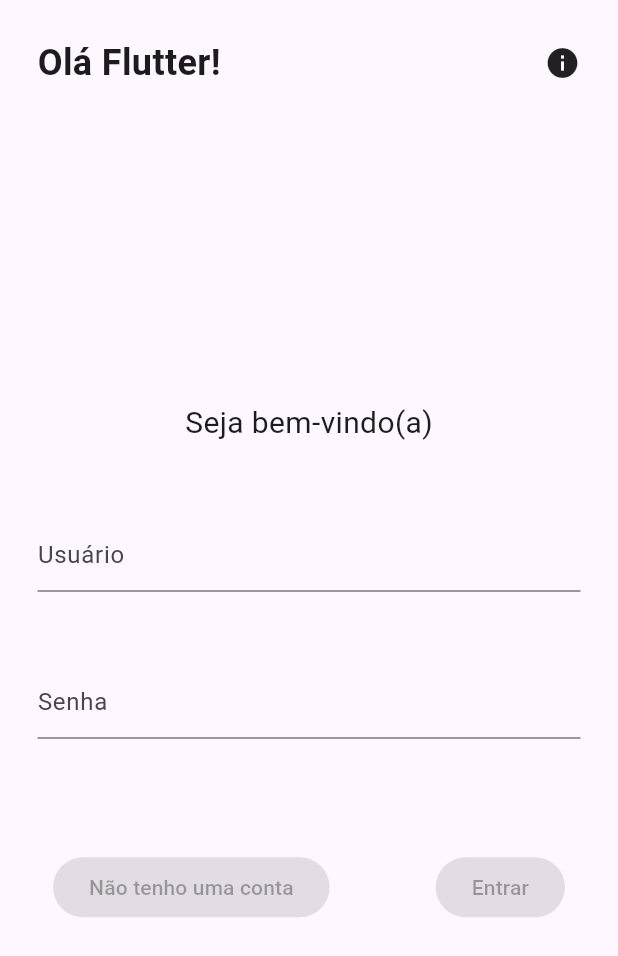
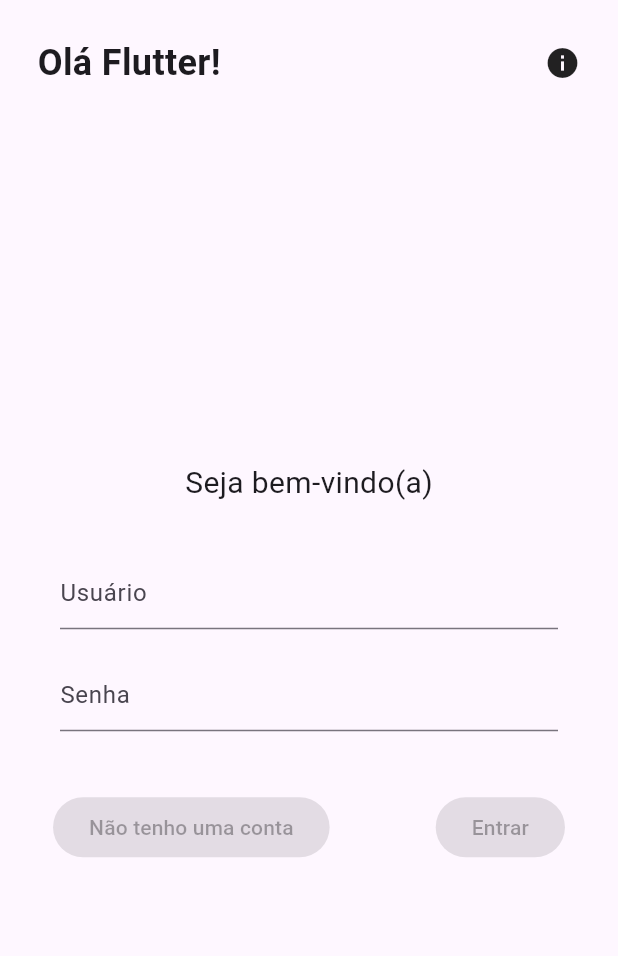
Before and after one commit to IsackAraujo/flutter-studies, a Flutter app: the TestScreen screen opened directly, on a phone screen of 412 x 824 dp. Shown: the top 956 px of the screen. Run offline on Flutter 3.47's test engine with Material 3 defaults, Android fonts, the phone set to English and light mode, and no system bars; missing offline and left inert: mysql1.

Commit message:
Margins in Flutter

```diff
--- a/lib/testeScreen.dart
+++ b/lib/loginPropotype.dart
@@ -8,7 +8,9 @@ class TestScreen extends StatelessWidget {
   @override
   Widget build(BuildContext context) {
     return Scaffold(
+
       body: SafeArea(
+
       child: Column(
         mainAxisAlignment: MainAxisAlignment.spaceBetween,
         children: [
@@ -35,9 +37,7 @@ class TestScreen extends StatelessWidget {
               )
             ),
 
-
           ]
-
 
           ),
 
@@ -53,8 +53,8 @@ class TestScreen extends StatelessWidget {
               ),
 
 
-              Padding(
-                padding: EdgeInsets.all(25),
+              Container(
+                margin: EdgeInsets.fromLTRB(40, 10, 40, 10),
                   child: TextField(
                     decoration: InputDecoration(
                       hintText: 'Usuário',
@@ -62,8 +62,8 @@ class TestScreen extends StatelessWidget {
                   ),
               ),
 
-              Padding(
-                padding: EdgeInsets.all(25),
+              Container(
+                margin: EdgeInsets.fromLTRB(40, 10, 40, 40),
                   child: TextField(
                     decoration: InputDecoration(
 
@@ -87,10 +87,7 @@ class TestScreen extends StatelessWidget {
                   ),
                 ),) */
 
-                SizedBox(
-            width: 20,
-            height: 50,
-          ),
+
 
                 Row(
             mainAxisAlignment: MainAxisAlignment.spaceAround,
--- a/lib/main.dart
+++ b/lib/main.dart
@@ -1,6 +1,6 @@
 import 'package:flutter/material.dart';
 import 'package:flutter/widgets.dart';
-import 'package:teste/testeScreen.dart';
+import 'package:teste/loginPropotype.dart';
 import './questao.dart';
 
   void main() {
```
Lines whose indentation alone changed are shown as unchanged.
